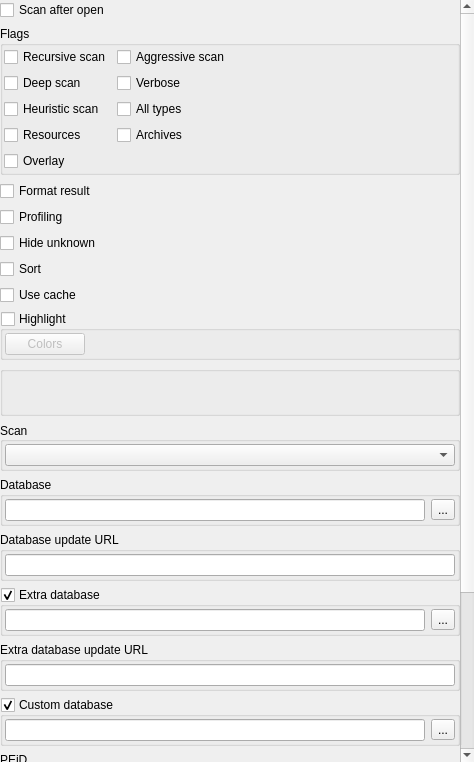
This is xscanengineoptionswidget.ui in horsicq/XScanEngine as Qt 5 draws it before an edit. The edited form follows.
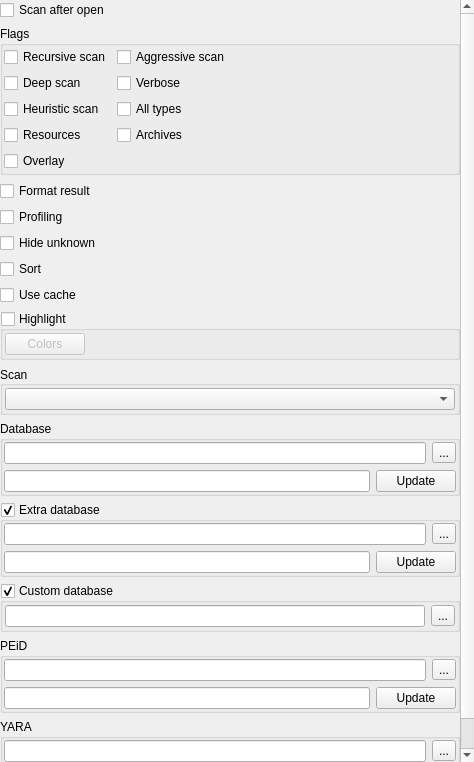
This is the edited form.

Commit message: refactor: update UI and network-dependent button visibility

What changed in the file:
```diff
--- a/xscanengineoptionswidget.ui
+++ b/xscanengineoptionswidget.ui
@@ -44,9 +44,9 @@
       <property name="geometry">
        <rect>
         <x>0</x>
-        <y>0</y>
-        <width>474</width>
-        <height>762</height>
+        <y>-163</y>
+        <width>460</width>
+        <height>925</height>
        </rect>
       </property>
       <layout class="QVBoxLayout" name="verticalLayout_3">
@@ -241,33 +241,6 @@
          </layout>
         </widget>
        </item>
-       <item>
-        <widget class="QGroupBox" name="groupBoxFlags2">
-         <property name="minimumSize">
-          <size>
-           <width>0</width>
-           <height>50</height>
-          </size>
-         </property>
-         <property name="title">
-          <string/>
-         </property>
-         <layout class="QFormLayout" name="formLayout_2">
-          <property name="leftMargin">
-           <number>1</number>
-          </property>
-          <property name="topMargin">
-           <number>1</number>
-          </property>
-          <property name="rightMargin">
-           <number>1</number>
-          </property>
-          <property name="bottomMargin">
-           <number>1</number>
-          </property>
-         </layout>
-        </widget>
-       </item>
        <item>
         <widget class="QGroupBox" name="groupBoxScanEngine">
          <property name="title">
@@ -307,52 +280,46 @@
          <property name="title">
           <string>Database</string>
          </property>
-         <layout class="QHBoxLayout" name="horizontalLayout_3">
+         <layout class="QVBoxLayout" name="verticalLayout_2">
           <property name="leftMargin">
-           <number>2</number>
+           <number>1</number>
           </property>
           <property name="topMargin">
-           <number>2</number>
+           <number>1</number>
           </property>
           <property name="rightMargin">
-           <number>2</number>
+           <number>1</number>
           </property>
           <property name="bottomMargin">
-           <number>2</number>
+           <number>1</number>
           </property>
           <item>
-           <widget class="QLineEdit" name="lineEditDIEDatabase"/>
+           <layout class="QHBoxLayout" name="horizontalLayout">
+            <item>
+             <widget class="QLineEdit" name="lineEditDIEDatabase"/>
+            </item>
+            <item>
+             <widget class="QToolButton" name="toolButtonDIEDatabase">
+              <property name="text">
+               <string notr="true">...</string>
+              </property>
+             </widget>
+            </item>
+           </layout>
           </item>
           <item>
-           <widget class="QToolButton" name="toolButtonDIEDatabase">
-            <property name="text">
-             <string notr="true">...</string>
-            </property>
-           </widget>
-          </item>
-         </layout>
-        </widget>
-       </item>
-       <item>
-        <widget class="QGroupBox" name="groupBoxDIEDatabaseUpdateUrl">
-         <property name="title">
-          <string>Database update URL</string>
-         </property>
-         <layout class="QHBoxLayout" name="horizontalLayout_dieupdateurl">
-          <property name="leftMargin">
-           <number>2</number>
-          </property>
-          <property name="topMargin">
-           <number>2</number>
-          </property>
-          <property name="rightMargin">
-           <number>2</number>
-          </property>
-          <property name="bottomMargin">
-           <number>2</number>
-          </property>
-          <item>
-           <widget class="QLineEdit" name="lineEditDIEDatabaseUpdateUrl"/>
+           <layout class="QHBoxLayout" name="horizontalLayout_2">
+            <item>
+             <widget class="QLineEdit" name="lineEditDIEDatabaseUpdateUrl"/>
+            </item>
+            <item>
+             <widget class="QPushButton" name="pushButtonUpdateDIEDatabase">
+              <property name="text">
+               <string>Update</string>
+              </property>
+             </widget>
+            </item>
+           </layout>
           </item>
          </layout>
         </widget>
@@ -365,52 +332,46 @@
          <property name="checkable">
           <bool>true</bool>
          </property>
-         <layout class="QHBoxLayout" name="horizontalLayout_6">
+         <layout class="QVBoxLayout" name="verticalLayout_4">
           <property name="leftMargin">
-           <number>2</number>
+           <number>1</number>
           </property>
           <property name="topMargin">
-           <number>2</number>
+           <number>1</number>
           </property>
           <property name="rightMargin">
-           <number>2</number>
+           <number>1</number>
           </property>
           <property name="bottomMargin">
-           <number>2</number>
+           <number>1</number>
           </property>
           <item>
-           <widget class="QLineEdit" name="lineEditDIEDatabaseExtra"/>
+           <layout class="QHBoxLayout" name="horizontalLayout_6">
+            <item>
+             <widget class="QLineEdit" name="lineEditDIEDatabaseExtra"/>
+            </item>
+            <item>
+             <widget class="QToolButton" name="toolButtonDIEDatabaseExtra">
+              <property name="text">
+               <string notr="true">...</string>
+              </property>
+             </widget>
+            </item>
+           </layout>
           </item>
           <item>
-           <widget class="QToolButton" name="toolButtonDIEDatabaseExtra">
-            <property name="text">
-             <string notr="true">...</string>
-            </property>
-           </widget>
-          </item>
-         </layout>
-        </widget>
-       </item>
-       <item>
-        <widget class="QGroupBox" name="groupBoxDIEDatabaseExtraUpdateUrl">
-         <property name="title">
-          <string>Extra database update URL</string>
-         </property>
-         <layout class="QHBoxLayout" name="horizontalLayout_dieextraupdateurl">
-          <property name="leftMargin">
-           <number>2</number>
-          </property>
-          <property name="topMargin">
-           <number>2</number>
-          </property>
-          <property name="rightMargin">
-           <number>2</number>
-          </property>
-          <property name="bottomMargin">
-           <number>2</number>
-          </property>
-          <item>
-           <widget class="QLineEdit" name="lineEditDIEDatabaseExtraUpdateUrl"/>
+           <layout class="QHBoxLayout" name="horizontalLayout_8">
+            <item>
+             <widget class="QLineEdit" name="lineEditDIEDatabaseExtraUpdateUrl"/>
+            </item>
+            <item>
+             <widget class="QPushButton" name="pushButtonUpdateDIEDatabaseExtra">
+              <property name="text">
+               <string>Update</string>
+              </property>
+             </widget>
+            </item>
+           </layout>
           </item>
          </layout>
         </widget>
@@ -454,52 +415,46 @@
          <property name="title">
           <string notr="true">PEiD</string>
          </property>
-         <layout class="QHBoxLayout" name="horizontalLayout_7">
+         <layout class="QVBoxLayout" name="verticalLayout_5">
           <property name="leftMargin">
-           <number>2</number>
+           <number>1</number>
           </property>
           <property name="topMargin">
-           <number>2</number>
+           <number>1</number>
           </property>
           <property name="rightMargin">
-           <number>2</number>
+           <number>1</number>
           </property>
           <property name="bottomMargin">
-           <number>2</number>
+           <number>1</number>
           </property>
           <item>
-           <widget class="QLineEdit" name="lineEditPeidDatabase"/>
+           <layout class="QHBoxLayout" name="horizontalLayout_7">
+            <item>
+             <widget class="QLineEdit" name="lineEditPeidDatabase"/>
+            </item>
+            <item>
+             <widget class="QToolButton" name="toolButtonPeidDatabase">
+              <property name="text">
+               <string notr="true">...</string>
+              </property>
+             </widget>
+            </item>
+           </layout>
           </item>
           <item>
-           <widget class="QToolButton" name="toolButtonPeidDatabase">
-            <property name="text">
-             <string notr="true">...</string>
-            </property>
-           </widget>
-          </item>
-         </layout>
-        </widget>
-       </item>
-       <item>
-        <widget class="QGroupBox" name="groupBoxPeidDatabaseUpdateUrl">
-         <property name="title">
-          <string>PEiD database update URL</string>
-         </property>
-         <layout class="QHBoxLayout" name="horizontalLayout_peidupdateurl">
-          <property name="leftMargin">
-           <number>2</number>
-          </property>
-          <property name="topMargin">
-           <number>2</number>
-          </property>
-          <property name="rightMargin">
-           <number>2</number>
-          </property>
-          <property name="bottomMargin">
-           <number>2</number>
-          </property>
-          <item>
-           <widget class="QLineEdit" name="lineEditPeidDatabaseUpdateUrl"/>
+           <layout class="QHBoxLayout" name="horizontalLayout_9">
+            <item>
+             <widget class="QLineEdit" name="lineEditPeidDatabaseUpdateUrl"/>
+            </item>
+            <item>
+             <widget class="QPushButton" name="pushButtonUpdatePEIDDatabase">
+              <property name="text">
+               <string>Update</string>
+              </property>
+             </widget>
+            </item>
+           </layout>
           </item>
          </layout>
         </widget>
@@ -509,52 +464,46 @@
          <property name="title">
           <string notr="true">YARA</string>
          </property>
-         <layout class="QHBoxLayout" name="horizontalLayout_4">
+         <layout class="QVBoxLayout" name="verticalLayout_6">
           <property name="leftMargin">
-           <number>2</number>
+           <number>1</number>
           </property>
           <property name="topMargin">
-           <number>2</number>
+           <number>1</number>
           </property>
           <property name="rightMargin">
-           <number>2</number>
+           <number>1</number>
           </property>
           <property name="bottomMargin">
-           <number>2</number>
+           <number>1</number>
           </property>
           <item>
-           <widget class="QLineEdit" name="lineEditYaraRules"/>
+           <layout class="QHBoxLayout" name="horizontalLayout_4">
+            <item>
+             <widget class="QLineEdit" name="lineEditYaraRules"/>
+            </item>
+            <item>
+             <widget class="QToolButton" name="toolButtonYaraRules">
+              <property name="text">
+               <string notr="true">...</string>
+              </property>
+             </widget>
+            </item>
+           </layout>
           </item>
           <item>
-           <widget class="QToolButton" name="toolButtonYaraRules">
-            <property name="text">
-             <string notr="true">...</string>
-            </property>
-           </widget>
-          </item>
-         </layout>
-        </widget>
-       </item>
-       <item>
-        <widget class="QGroupBox" name="groupBoxYaraRulesUpdateUrl">
-         <property name="title">
-          <string>YARA database update URL</string>
-         </property>
-         <layout class="QHBoxLayout" name="horizontalLayout_yaraupdateurl">
-          <property name="leftMargin">
-           <number>2</number>
-          </property>
-          <property name="topMargin">
-           <number>2</number>
-          </property>
-          <property name="rightMargin">
-           <number>2</number>
-          </property>
-          <property name="bottomMargin">
-           <number>2</number>
-          </property>
-          <item>
-           <widget class="QLineEdit" name="lineEditYaraRulesUpdateUrl"/>
+           <layout class="QHBoxLayout" name="horizontalLayout_10">
+            <item>
+             <widget class="QLineEdit" name="lineEditYaraRulesUpdateUrl"/>
+            </item>
+            <item>
+             <widget class="QPushButton" name="pushButtonUpdateYARADatabase">
+              <property name="text">
+               <string>Update</string>
+              </property>
+             </widget>
+            </item>
+           </layout>
           </item>
          </layout>
         </widget>
```
The commit also changes 2 other files.
